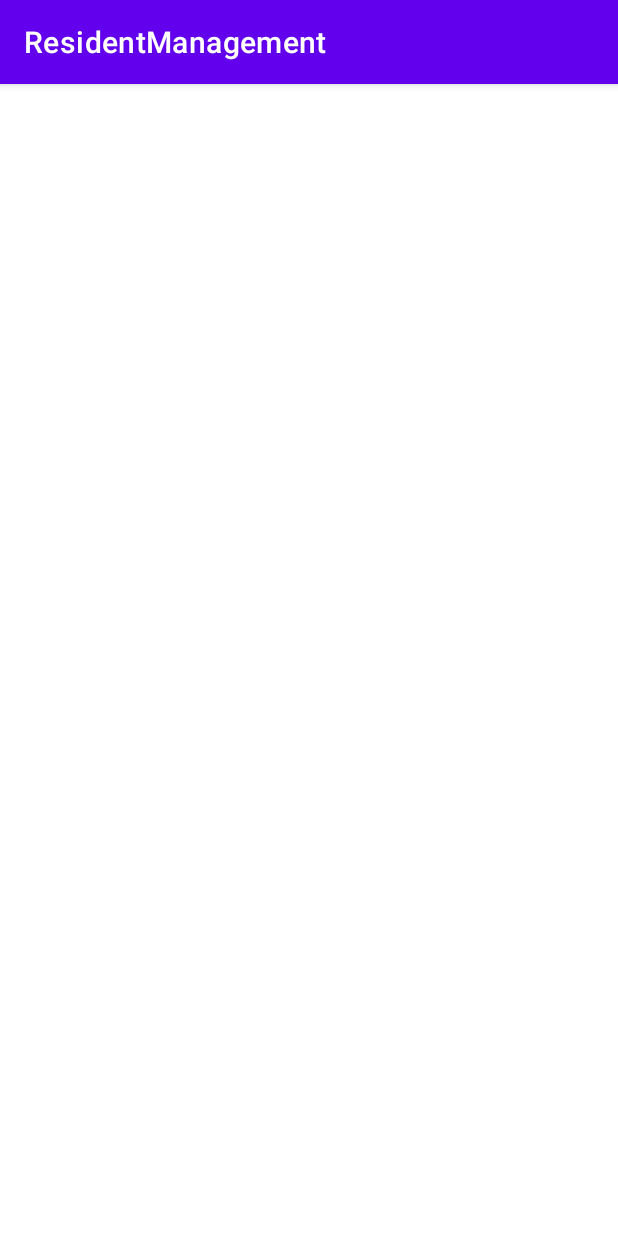
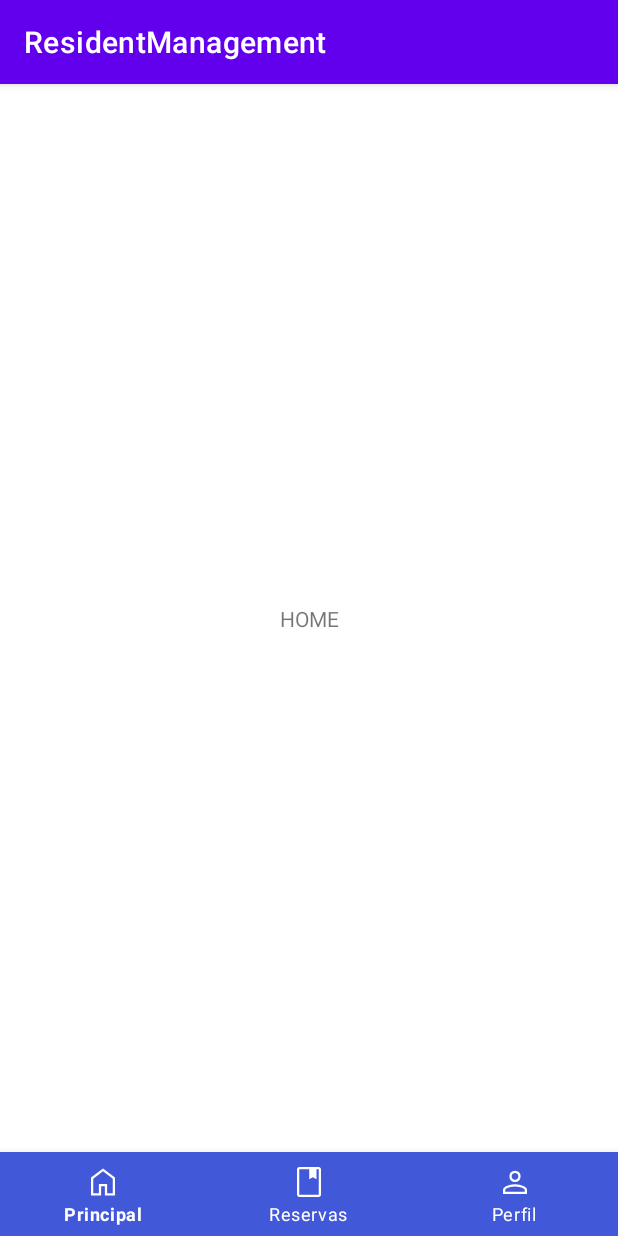
Before and after one commit to Mobile-Apps-Projects/ResidentManagementMobile, an Android app: the screen it shows after launch (MainActivity), on a phone screen of 412 x 824 dp. Run offline under Robolectric (Android 15) with nearby library versions, the phone set to English and light mode, and no system bars.

Commit message:
Add bottom navigation

```diff
--- a/app/src/main/java/com/example/residentmanagement/view/MainActivity.kt
+++ b/app/src/main/java/com/example/residentmanagement/view/MainActivity.kt
@@ -2,13 +2,45 @@ package com.example.residentmanagement.view
 
 import androidx.appcompat.app.AppCompatActivity
 import android.os.Bundle
+import android.util.Log
+import android.view.MenuItem
+import androidx.fragment.app.Fragment
+import com.example.residentmanagement.R
 import com.example.residentmanagement.databinding.ActivityMainBinding
+import com.example.residentmanagement.view.fragments.HomeFragment
+import com.example.residentmanagement.view.fragments.ProfileFragment
+import com.example.residentmanagement.view.fragments.ReserveFragment
 
 class MainActivity : AppCompatActivity() {
 
     private val binding by lazy { ActivityMainBinding.inflate(layoutInflater) }
+
+    //Fragments
+    private val homeFragment: HomeFragment = HomeFragment.newInstance()
+    private val contentFragment: ReserveFragment = ReserveFragment.newInstance()
+    private val configFragment: ProfileFragment = ProfileFragment.newInstance()
+
     override fun onCreate(savedInstanceState: Bundle?) {
         super.onCreate(savedInstanceState)
         setContentView(binding.root)
+
+        binding.bottomNavigator.setOnItemSelectedListener{ option:MenuItem ->
+            when (option.itemId) {
+                R.id.home -> showFragment(homeFragment)
+                R.id.reserve -> showFragment(contentFragment)
+                R.id.profile -> showFragment(configFragment)
+            }
+            true
+        }
+        showFragment(homeFragment)
+
+    }
+
+
+    private fun showFragment(fragment: Fragment?) {
+        val manager = supportFragmentManager
+        val transaction = manager.beginTransaction()
+        transaction.replace(R.id.container, fragment!!)
+        transaction.commit()
     }
 }
--- /dev/null
+++ b/app/src/main/java/com/example/residentmanagement/view/fragments/HomeFragment.kt
@@ -0,0 +1,31 @@
+package com.example.residentmanagement.view.fragments
+
+import android.os.Bundle
+import android.view.LayoutInflater
+import android.view.View
+import android.view.ViewGroup
+import androidx.fragment.app.Fragment
+import com.example.residentmanagement.databinding.FragmentHomeBinding
+
+
+class HomeFragment : Fragment() {
+
+    private lateinit var binding: FragmentHomeBinding
+
+    //Views models
+
+
+    override fun onCreateView(
+        inflater: LayoutInflater, container: ViewGroup?,
+        savedInstanceState: Bundle?
+    ): View {
+
+        binding = FragmentHomeBinding.inflate(inflater, container, false)
+
+        return binding.root
+    }
+
+    companion object {
+        fun newInstance() = HomeFragment()
+    }
+}
--- /dev/null
+++ b/app/src/main/java/com/example/residentmanagement/view/fragments/ProfileFragment.kt
@@ -0,0 +1,32 @@
+package com.example.residentmanagement.view.fragments
+
+import android.os.Bundle
+import android.view.LayoutInflater
+import android.view.View
+import android.view.ViewGroup
+import androidx.fragment.app.Fragment
+import com.example.residentmanagement.databinding.FragmentProfileBinding
+
+
+class ProfileFragment : Fragment() {
+
+    private lateinit var binding: FragmentProfileBinding
+
+    //Views models
+
+
+    override fun onCreateView(
+        inflater: LayoutInflater, container: ViewGroup?,
+        savedInstanceState: Bundle?
+    ): View {
+
+        binding = FragmentProfileBinding.inflate(inflater, container, false)
+
+
+        return binding.root
+    }
+
+    companion object {
+        fun newInstance() = ProfileFragment()
+    }
+}
--- /dev/null
+++ b/app/src/main/java/com/example/residentmanagement/view/fragments/ReserveFragment.kt
@@ -0,0 +1,33 @@
+package com.example.residentmanagement.view.fragments
+
+
+import android.os.Bundle
+import android.view.LayoutInflater
+import android.view.View
+import android.view.ViewGroup
+import androidx.fragment.app.Fragment
+import com.example.residentmanagement.databinding.FragmentReserveBinding
+
+
+class ReserveFragment : Fragment() {
+
+    private lateinit var binding: FragmentReserveBinding
+
+    //Views models
+
+
+    override fun onCreateView(
+        inflater: LayoutInflater, container: ViewGroup?,
+        savedInstanceState: Bundle?
+    ): View {
+
+        binding = FragmentReserveBinding.inflate(inflater, container, false)
+
+
+        return binding.root
+    }
+
+    companion object {
+        fun newInstance() = ReserveFragment()
+    }
+}
--- /dev/null
+++ b/app/src/main/res/drawable/book_icon.xml
@@ -0,0 +1,10 @@
+<vector xmlns:android="http://schemas.android.com/apk/res/android"
+    android:width="48dp"
+    android:height="48dp"
+    android:viewportWidth="960"
+    android:viewportHeight="960"
+    android:tint="?attr/colorControlNormal">
+  <path
+      android:fillColor="@android:color/white"
+      android:pathData="M220,880Q196,880 178,862Q160,844 160,820L160,140Q160,116 178,98Q196,80 220,80L740,80Q764,80 782,98Q800,116 800,140L800,820Q800,844 782,862Q764,880 740,880L220,880ZM220,820L740,820Q740,820 740,820Q740,820 740,820L740,140Q740,140 740,140Q740,140 740,140L680,140L680,406L583,350L486,406L486,140L220,140Q220,140 220,140Q220,140 220,140L220,820Q220,820 220,820Q220,820 220,820ZM220,820Q220,820 220,820Q220,820 220,820L220,140Q220,140 220,140Q220,140 220,140L220,140Q220,140 220,140Q220,140 220,140L220,820Q220,820 220,820Q220,820 220,820L220,820ZM486,406L583,350L680,406L680,406L583,350L486,406L486,406Z"/>
+</vector>
--- /dev/null
+++ b/app/src/main/res/drawable/home_icon.xml
@@ -0,0 +1,10 @@
+<vector xmlns:android="http://schemas.android.com/apk/res/android"
+    android:width="48dp"
+    android:height="48dp"
+    android:viewportWidth="960"
+    android:viewportHeight="960"
+    android:tint="?attr/colorControlNormal">
+  <path
+      android:fillColor="@android:color/white"
+      android:pathData="M220,780L370,780L370,530L590,530L590,780L740,780L740,390L480,195L220,390L220,780ZM160,840L160,360L480,120L800,360L800,840L530,840L530,590L430,590L430,840L160,840ZM480,487L480,487L480,487L480,487L480,487L480,487L480,487L480,487L480,487L480,487Z"/>
+</vector>
--- /dev/null
+++ b/app/src/main/res/drawable/person_icon.xml
@@ -0,0 +1,10 @@
+<vector xmlns:android="http://schemas.android.com/apk/res/android"
+    android:width="48dp"
+    android:height="48dp"
+    android:viewportWidth="960"
+    android:viewportHeight="960"
+    android:tint="?attr/colorControlNormal">
+  <path
+      android:fillColor="@android:color/white"
+      android:pathData="M480,479Q414,479 372,437Q330,395 330,329Q330,263 372,221Q414,179 480,179Q546,179 588,221Q630,263 630,329Q630,395 588,437Q546,479 480,479ZM160,800L160,706Q160,668 179,641Q198,614 228,600Q295,570 356.5,555Q418,540 480,540Q542,540 603,555.5Q664,571 730.92,600.19Q762.22,614.32 781.11,641.16Q800,668 800,706L800,800L160,800ZM220,740L740,740L740,706Q740,690 730.5,675.5Q721,661 707,654Q643,623 590,611.5Q537,600 480,600Q423,600 369,611.5Q315,623 252,654Q238,661 229,675.5Q220,690 220,706L220,740ZM480,419Q519,419 544.5,393.5Q570,368 570,329Q570,290 544.5,264.5Q519,239 480,239Q441,239 415.5,264.5Q390,290 390,329Q390,368 415.5,393.5Q441,419 480,419ZM480,329Q480,329 480,329Q480,329 480,329Q480,329 480,329Q480,329 480,329Q480,329 480,329Q480,329 480,329Q480,329 480,329Q480,329 480,329ZM480,740L480,740Q480,740 480,740Q480,740 480,740Q480,740 480,740Q480,740 480,740Q480,740 480,740Q480,740 480,740Q480,740 480,740Q480,740 480,740L480,740L480,740Z"/>
+</vector>
--- a/app/src/main/res/layout/activity_main.xml
+++ b/app/src/main/res/layout/activity_main.xml
@@ -6,13 +6,28 @@
     android:layout_height="match_parent"
     tools:context=".view.MainActivity">
 
-    <TextView
-        android:layout_width="wrap_content"
-        android:layout_height="wrap_content"
-        android:text="Hello World!"
+    <androidx.constraintlayout.widget.ConstraintLayout
+        android:id="@+id/container"
+        android:layout_width="match_parent"
+        android:layout_height="0dp"
+        app:layout_constraintBottom_toTopOf="@+id/bottomNavigator"
+        app:layout_constraintEnd_toEndOf="parent"
+        app:layout_constraintStart_toStartOf="parent"
+        app:layout_constraintTop_toTopOf="parent">
+
+    </androidx.constraintlayout.widget.ConstraintLayout>
+
+    <com.google.android.material.bottomnavigation.BottomNavigationView
+        android:id="@+id/bottomNavigator"
+        android:layout_width="match_parent"
+        android:layout_height="56dp"
+        android:background="@color/main_blue"
+        app:itemIconTint="@color/white"
+        app:itemTextColor="@color/white"
         app:layout_constraintBottom_toBottomOf="parent"
         app:layout_constraintEnd_toEndOf="parent"
+        app:layout_constraintHorizontal_bias="0.0"
         app:layout_constraintStart_toStartOf="parent"
-        app:layout_constraintTop_toTopOf="parent" />
+        app:menu="@menu/menu" />
 
 </androidx.constraintlayout.widget.ConstraintLayout>
--- /dev/null
+++ b/app/src/main/res/layout/fragment_home.xml
@@ -0,0 +1,18 @@
+<?xml version="1.0" encoding="utf-8"?>
+<androidx.constraintlayout.widget.ConstraintLayout xmlns:app="http://schemas.android.com/apk/res-auto"
+    xmlns:tools="http://schemas.android.com/tools"
+    android:layout_width="match_parent"
+    android:layout_height="match_parent"
+    android:background="#FFFFFF"
+    xmlns:android="http://schemas.android.com/apk/res/android">
+
+    <TextView
+        android:id="@+id/textView6"
+        android:layout_width="wrap_content"
+        android:layout_height="wrap_content"
+        android:text="HOME"
+        app:layout_constraintBottom_toBottomOf="parent"
+        app:layout_constraintEnd_toEndOf="parent"
+        app:layout_constraintStart_toStartOf="parent"
+        app:layout_constraintTop_toTopOf="parent" />
+</androidx.constraintlayout.widget.ConstraintLayout>
--- /dev/null
+++ b/app/src/main/res/menu/menu.xml
@@ -0,0 +1,17 @@
+<?xml version="1.0" encoding="utf-8"?>
+<menu xmlns:app="http://schemas.android.com/apk/res-auto"
+    xmlns:android="http://schemas.android.com/apk/res/android">
+
+    <item
+        android:id="@+id/home"
+        android:icon="@drawable/home_icon"
+        android:title="Principal" />
+    <item
+        android:id="@+id/reserve"
+        android:icon="@drawable/book_icon"
+        android:title="Reservas" />
+    <item
+        android:id="@+id/profile"
+        android:icon="@drawable/person_icon"
+        android:title="Perfil" />
+</menu>
--- a/app/src/main/res/values/colors.xml
+++ b/app/src/main/res/values/colors.xml
@@ -7,4 +7,5 @@
     <color name="teal_700">#FF018786</color>
     <color name="black">#FF000000</color>
     <color name="white">#FFFFFFFF</color>
+    <color name="main_blue">#4158D9</color>
 </resources>
```
Also changed, not shown: app/src/main/res/layout/fragment_profile.xml (added, +18 -0 lines), app/src/main/res/layout/fragment_reserve.xml (added, +18 -0 lines).
